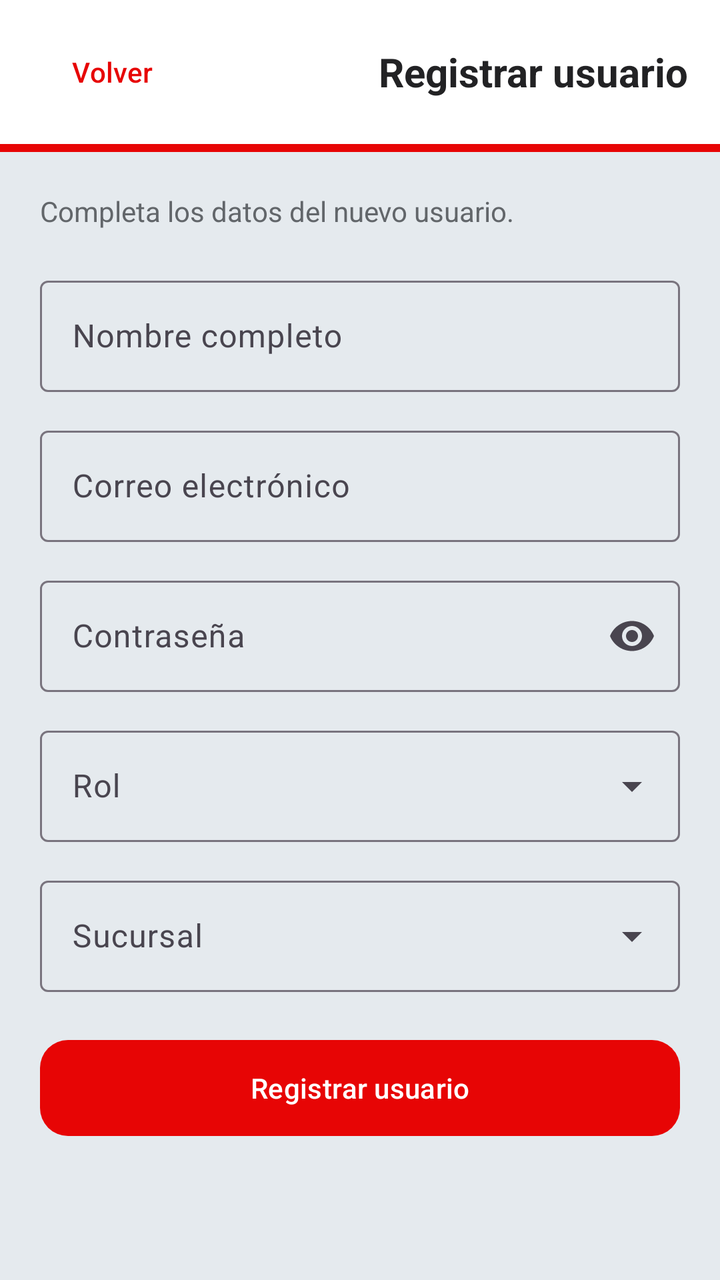
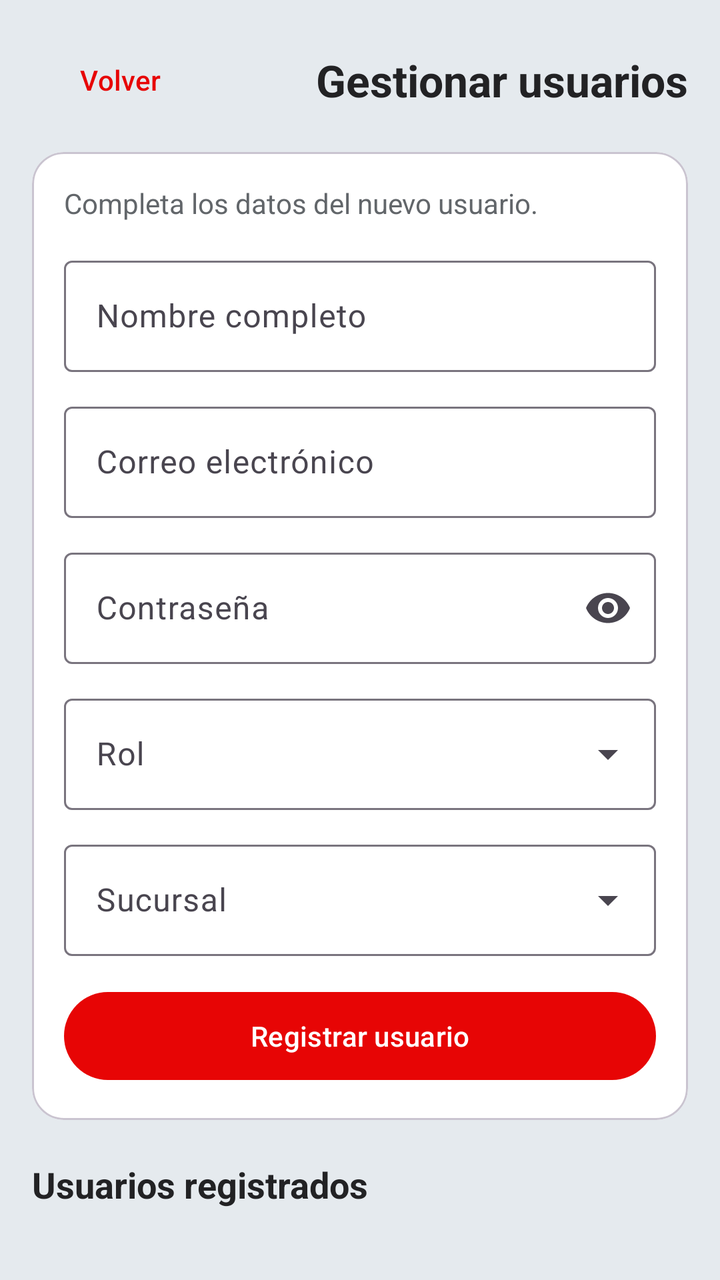

Compare the two renders of this Android layout. The source of the first and the diff that turns it into the second are given below.
<!-- AndroidManifest.xml: application theme Theme.IncidentApp -->
<!-- res/layout/fragment_registrar_usuario.xml -->
<?xml version="1.0" encoding="utf-8"?>
<androidx.core.widget.NestedScrollView xmlns:android="http://schemas.android.com/apk/res/android"
    xmlns:app="http://schemas.android.com/apk/res-auto"
    xmlns:tools="http://schemas.android.com/tools"
    android:layout_width="match_parent"
    android:layout_height="match_parent"
    android:background="@color/incidentapp_light"
    android:fillViewport="true"
    tools:context=".ui.gestion.RegistrarUsuarioFragment">

    <LinearLayout
        android:layout_width="match_parent"
        android:layout_height="wrap_content"
        android:orientation="vertical">

        <LinearLayout
            android:layout_width="match_parent"
            android:layout_height="72dp"
            android:background="@color/white"
            android:gravity="center_vertical"
            android:orientation="horizontal"
            android:paddingStart="12dp"
            android:paddingEnd="16dp">

            <com.google.android.material.button.MaterialButton
                android:id="@+id/btnVolver"
                style="@style/Widget.Material3.Button.TextButton"
                android:layout_width="wrap_content"
                android:layout_height="wrap_content"
                android:text="Volver"
                android:textAllCaps="false"
                android:textColor="@color/incidentapp_red" />

            <TextView
                android:id="@+id/tvTitulo"
                android:layout_width="0dp"
                android:layout_height="wrap_content"
                android:layout_weight="1"
                android:gravity="end"
                android:text="Registrar usuario"
                android:textColor="@color/incidentapp_dark"
                android:textSize="20sp"
                android:textStyle="bold" />
        </LinearLayout>

        <View
            android:layout_width="match_parent"
            android:layout_height="4dp"
            android:background="@color/incidentapp_red" />

        <LinearLayout
            android:layout_width="match_parent"
            android:layout_height="wrap_content"
            android:orientation="vertical"
            android:padding="20dp">

            <TextView
                android:id="@+id/tvDescripcion"
                android:layout_width="match_parent"
                android:layout_height="wrap_content"
                android:text="Completa los datos del nuevo usuario."
                android:textColor="@color/text_secondary"
                android:textSize="14sp" />

            <com.google.android.material.textfield.TextInputLayout
                android:id="@+id/tilNombre"
                style="@style/Widget.Material3.TextInputLayout.OutlinedBox"
                android:layout_width="match_parent"
                android:layout_height="wrap_content"
                android:layout_marginTop="20dp"
                android:hint="Nombre completo">

                <com.google.android.material.textfield.TextInputEditText
                    android:id="@+id/etNombre"
                    android:layout_width="match_parent"
                    android:layout_height="wrap_content" />
            </com.google.android.material.textfield.TextInputLayout>

            <com.google.android.material.textfield.TextInputLayout
                android:id="@+id/tilCorreo"
                style="@style/Widget.Material3.TextInputLayout.OutlinedBox"
                android:layout_width="match_parent"
                android:layout_height="wrap_content"
                android:layout_marginTop="14dp"
                android:hint="Correo electrónico">

                <com.google.android.material.textfield.TextInputEditText
                    android:id="@+id/etCorreo"
                    android:layout_width="match_parent"
                    android:layout_height="wrap_content"
                    android:inputType="textEmailAddress" />
            </com.google.android.material.textfield.TextInputLayout>

            <com.google.android.material.textfield.TextInputLayout
                android:id="@+id/tilContrasena"
                style="@style/Widget.Material3.TextInputLayout.OutlinedBox"
                android:layout_width="match_parent"
                android:layout_height="wrap_content"
                android:layout_marginTop="14dp"
                android:hint="Contraseña"
                app:endIconMode="password_toggle">

                <com.google.android.material.textfield.TextInputEditText
                    android:id="@+id/etContrasena"
                    android:layout_width="match_parent"
                    android:layout_height="wrap_content"
                    android:inputType="textPassword" />
            </com.google.android.material.textfield.TextInputLayout>

            <com.google.android.material.textfield.TextInputLayout
                android:id="@+id/tilRol"
                style="@style/Widget.Material3.TextInputLayout.OutlinedBox.ExposedDropdownMenu"
                android:layout_width="match_parent"
                android:layout_height="wrap_content"
                android:layout_marginTop="14dp"
                android:hint="Rol">

                <com.google.android.material.textfield.MaterialAutoCompleteTextView
                    android:id="@+id/actRol"
                    android:layout_width="match_parent"
                    android:layout_height="wrap_content"
                    android:inputType="none" />
            </com.google.android.material.textfield.TextInputLayout>

            <com.google.android.material.textfield.TextInputLayout
                android:id="@+id/tilSucursal"
                style="@style/Widget.Material3.TextInputLayout.OutlinedBox.ExposedDropdownMenu"
                android:layout_width="match_parent"
                android:layout_height="wrap_content"
                android:layout_marginTop="14dp"
                android:hint="Sucursal">

                <com.google.android.material.textfield.MaterialAutoCompleteTextView
                    android:id="@+id/actSucursal"
                    android:layout_width="match_parent"
                    android:layout_height="wrap_content"
                    android:inputType="none" />
            </com.google.android.material.textfield.TextInputLayout>

            <com.google.android.material.progressindicator.LinearProgressIndicator
                android:id="@+id/progressRegistro"
                android:layout_width="match_parent"
                android:layout_height="wrap_content"
                android:layout_marginTop="16dp"
                android:visibility="gone"
                app:indicatorColor="@color/incidentapp_red"
                tools:visibility="visible" />

            <com.google.android.material.button.MaterialButton
                android:id="@+id/btnRegistrar"
                android:layout_width="match_parent"
                android:layout_height="56dp"
                android:layout_marginTop="20dp"
                android:text="Registrar usuario"
                android:textAllCaps="false"
                app:backgroundTint="@color/incidentapp_red"
                app:cornerRadius="14dp" />
        </LinearLayout>
    </LinearLayout>
</androidx.core.widget.NestedScrollView>
<!-- resources referenced by this layout -->
<resources>
  <color name="incidentapp_dark">#222224</color>
  <color name="incidentapp_light">#E5EAEE</color>
  <color name="incidentapp_red">#E70505</color>
  <color name="text_secondary">#62666A</color>
  <color name="white">#FFFFFF</color>
  <style name="Theme.IncidentApp" parent="Base.Theme.IncidentApp" />
  <style name="Base.Theme.IncidentApp" parent="Theme.Material3.Light.NoActionBar">
          <item name="colorPrimary">@color/incidentapp_red</item>
          <item name="colorOnPrimary">@color/white</item>
          <item name="colorSecondary">@color/incidentapp_dark</item>
          <item name="colorSurface">@color/white</item>
          <item name="colorOnSurface">@color/incidentapp_dark</item>
          <item name="android:windowLightStatusBar">true</item>
          <item name="android:statusBarColor">@color/incidentapp_light</item>
          <item name="android:navigationBarColor">@color/incidentapp_light</item>
      </style>
</resources>

<!-- the commit's change to res/layout/fragment_registrar_usuario.xml (unified diff, before → after) -->
@@ -1,160 +1,34 @@
 <?xml version="1.0" encoding="utf-8"?>
-<androidx.core.widget.NestedScrollView xmlns:android="http://schemas.android.com/apk/res/android"
-    xmlns:app="http://schemas.android.com/apk/res-auto"
-    xmlns:tools="http://schemas.android.com/tools"
-    android:layout_width="match_parent"
-    android:layout_height="match_parent"
-    android:background="@color/incidentapp_light"
-    android:fillViewport="true"
-    tools:context=".ui.gestion.RegistrarUsuarioFragment">
-
-    <LinearLayout
-        android:layout_width="match_parent"
-        android:layout_height="wrap_content"
-        android:orientation="vertical">
-
-        <LinearLayout
-            android:layout_width="match_parent"
-            android:layout_height="72dp"
-            android:background="@color/white"
-            android:gravity="center_vertical"
-            android:orientation="horizontal"
-            android:paddingStart="12dp"
-            android:paddingEnd="16dp">
-
-            <com.google.android.material.button.MaterialButton
-                android:id="@+id/btnVolver"
-                style="@style/Widget.Material3.Button.TextButton"
-                android:layout_width="wrap_content"
-                android:layout_height="wrap_content"
-                android:text="Volver"
-                android:textAllCaps="false"
-                android:textColor="@color/incidentapp_red" />
-
-            <TextView
-                android:id="@+id/tvTitulo"
-                android:layout_width="0dp"
-                android:layout_height="wrap_content"
-                android:layout_weight="1"
-                android:gravity="end"
-                android:text="Registrar usuario"
-                android:textColor="@color/incidentapp_dark"
-                android:textSize="20sp"
-                android:textStyle="bold" />
+<androidx.core.widget.NestedScrollView xmlns:android="http://schemas.android.com/apk/res/android" xmlns:app="http://schemas.android.com/apk/res-auto" xmlns:tools="http://schemas.android.com/tools" android:layout_width="match_parent" android:layout_height="match_parent" android:background="@color/incidentapp_light" android:fillViewport="true" tools:context=".ui.gestion.RegistrarUsuarioFragment">
+    <LinearLayout android:layout_width="match_parent" android:layout_height="wrap_content" android:orientation="vertical" android:padding="16dp">
+        <LinearLayout android:layout_width="match_parent" android:layout_height="wrap_content" android:gravity="center_vertical" android:orientation="horizontal">
+            <com.google.android.material.button.MaterialButton android:id="@+id/btnVolver" style="@style/Widget.Material3.Button.TextButton" android:layout_width="wrap_content" android:layout_height="wrap_content" android:text="Volver" android:textAllCaps="false" android:textColor="@color/incidentapp_red" />
+            <TextView android:id="@+id/tvTitulo" android:layout_width="0dp" android:layout_height="wrap_content" android:layout_weight="1" android:gravity="end" android:text="Gestionar usuarios" android:textColor="@color/incidentapp_dark" android:textSize="22sp" android:textStyle="bold" />
         </LinearLayout>
-
-        <View
-            android:layout_width="match_parent"
-            android:layout_height="4dp"
-            android:background="@color/incidentapp_red" />
-
-        <LinearLayout
-            android:layout_width="match_parent"
-            android:layout_height="wrap_content"
-            android:orientation="vertical"
-            android:padding="20dp">
-
-            <TextView
-                android:id="@+id/tvDescripcion"
-                android:layout_width="match_parent"
-                android:layout_height="wrap_content"
-                android:text="Completa los datos del nuevo usuario."
-                android:textColor="@color/text_secondary"
-                android:textSize="14sp" />
-
-            <com.google.android.material.textfield.TextInputLayout
-                android:id="@+id/tilNombre"
-                style="@style/Widget.Material3.TextInputLayout.OutlinedBox"
-                android:layout_width="match_parent"
-                android:layout_height="wrap_content"
-                android:layout_marginTop="20dp"
-                android:hint="Nombre completo">
-
-                <com.google.android.material.textfield.TextInputEditText
-                    android:id="@+id/etNombre"
-                    android:layout_width="match_parent"
-                    android:layout_height="wrap_content" />
-            </com.google.android.material.textfield.TextInputLayout>
-
-            <com.google.android.material.textfield.TextInputLayout
-                android:id="@+id/tilCorreo"
-                style="@style/Widget.Material3.TextInputLayout.OutlinedBox"
-                android:layout_width="match_parent"
-                android:layout_height="wrap_content"
-                android:layout_marginTop="14dp"
-                android:hint="Correo electrónico">
-
-                <com.google.android.material.textfield.TextInputEditText
-                    android:id="@+id/etCorreo"
-                    android:layout_width="match_parent"
-                    android:layout_height="wrap_content"
-                    android:inputType="textEmailAddress" />
-            </com.google.android.material.textfield.TextInputLayout>
-
-            <com.google.android.material.textfield.TextInputLayout
-                android:id="@+id/tilContrasena"
-                style="@style/Widget.Material3.TextInputLayout.OutlinedBox"
-                android:layout_width="match_parent"
-                android:layout_height="wrap_content"
-                android:layout_marginTop="14dp"
-                android:hint="Contraseña"
-                app:endIconMode="password_toggle">
-
-                <com.google.android.material.textfield.TextInputEditText
-                    android:id="@+id/etContrasena"
-                    android:layout_width="match_parent"
-                    android:layout_height="wrap_content"
-                    android:inputType="textPassword" />
-            </com.google.android.material.textfield.TextInputLayout>
-
-            <com.google.android.material.textfield.TextInputLayout
-                android:id="@+id/tilRol"
-                style="@style/Widget.Material3.TextInputLayout.OutlinedBox.ExposedDropdownMenu"
-                android:layout_width="match_parent"
-                android:layout_height="wrap_content"
-                android:layout_marginTop="14dp"
-                android:hint="Rol">
-
-                <com.google.android.material.textfield.MaterialAutoCompleteTextView
-                    android:id="@+id/actRol"
-                    android:layout_width="match_parent"
-                    android:layout_height="wrap_content"
-                    android:inputType="none" />
-            </com.google.android.material.textfield.TextInputLayout>
-
-            <com.google.android.material.textfield.TextInputLayout
-                android:id="@+id/tilSucursal"
-                style="@style/Widget.Material3.TextInputLayout.OutlinedBox.ExposedDropdownMenu"
-                android:layout_width="match_parent"
-                android:layout_height="wrap_content"
-                android:layout_marginTop="14dp"
-                android:hint="Sucursal">
-
-                <com.google.android.material.textfield.MaterialAutoCompleteTextView
-                    android:id="@+id/actSucursal"
-                    android:layout_width="match_parent"
-                    android:layout_height="wrap_content"
-                    android:inputType="none" />
-            </com.google.android.material.textfield.TextInputLayout>
-
-            <com.google.android.material.progressindicator.LinearProgressIndicator
-                android:id="@+id/progressRegistro"
-                android:layout_width="match_parent"
-                android:layout_height="wrap_content"
-                android:layout_marginTop="16dp"
-                android:visibility="gone"
-                app:indicatorColor="@color/incidentapp_red"
-                tools:visibility="visible" />
-
-            <com.google.android.material.button.MaterialButton
-                android:id="@+id/btnRegistrar"
-                android:layout_width="match_parent"
-                android:layout_height="56dp"
-                android:layout_marginTop="20dp"
-                android:text="Registrar usuario"
-                android:textAllCaps="false"
-                app:backgroundTint="@color/incidentapp_red"
-                app:cornerRadius="14dp" />
-        </LinearLayout>
+        <com.google.android.material.card.MaterialCardView android:layout_width="match_parent" android:layout_height="wrap_content" android:layout_marginTop="12dp" app:cardCornerRadius="16dp" app:cardBackgroundColor="@color/white">
+            <LinearLayout android:layout_width="match_parent" android:layout_height="wrap_content" android:orientation="vertical" android:padding="16dp">
+                <TextView android:id="@+id/tvDescripcion" android:layout_width="match_parent" android:layout_height="wrap_content" android:text="Completa los datos del nuevo usuario." android:textColor="@color/text_secondary" />
+                <com.google.android.material.textfield.TextInputLayout android:id="@+id/tilNombre" style="@style/Widget.Material3.TextInputLayout.OutlinedBox" android:layout_width="match_parent" android:layout_height="wrap_content" android:layout_marginTop="14dp" android:hint="Nombre completo"><com.google.android.material.textfield.TextInputEditText android:id="@+id/etNombre" android:layout_width="match_parent" android:layout_height="wrap_content" /></com.google.android.material.textfield.TextInputLayout>
+                <com.google.android.material.textfield.TextInputLayout android:id="@+id/tilCorreo" style="@style/Widget.Material3.TextInputLayout.OutlinedBox" android:layout_width="match_parent" android:layout_height="wrap_content" android:layout_marginTop="12dp" android:hint="Correo electrónico"><com.google.android.material.textfield.TextInputEditText android:id="@+id/etCorreo" android:layout_width="match_parent" android:layout_height="wrap_content" android:inputType="textEmailAddress" /></com.google.android.material.textfield.TextInputLayout>
+                <com.google.android.material.textfield.TextInputLayout android:id="@+id/tilContrasena" style="@style/Widget.Material3.TextInputLayout.OutlinedBox" android:layout_width="match_parent" android:layout_height="wrap_content" android:layout_marginTop="12dp" android:hint="Contraseña" app:endIconMode="password_toggle"><com.google.android.material.textfield.TextInputEditText android:id="@+id/etContrasena" android:layout_width="match_parent" android:layout_height="wrap_content" android:inputType="textPassword" /></com.google.android.material.textfield.TextInputLayout>
+                <com.google.android.material.textfield.TextInputLayout android:id="@+id/tilRol" style="@style/Widget.Material3.TextInputLayout.OutlinedBox.ExposedDropdownMenu" android:layout_width="match_parent" android:layout_height="wrap_content" android:layout_marginTop="12dp" android:hint="Rol"><com.google.android.material.textfield.MaterialAutoCompleteTextView android:id="@+id/actRol" android:layout_width="match_parent" android:layout_height="wrap_content" android:inputType="none" /></com.google.android.material.textfield.TextInputLayout>
+                <com.google.android.material.textfield.TextInputLayout android:id="@+id/tilSucursal" style="@style/Widget.Material3.TextInputLayout.OutlinedBox.ExposedDropdownMenu" android:layout_width="match_parent" android:layout_height="wrap_content" android:layout_marginTop="12dp" android:hint="Sucursal"><com.google.android.material.textfield.MaterialAutoCompleteTextView android:id="@+id/actSucursal" android:layout_width="match_parent" android:layout_height="wrap_content" android:inputType="none" /></com.google.android.material.textfield.TextInputLayout>
+                <com.google.android.material.button.MaterialButton android:id="@+id/btnRegistrar" android:layout_width="match_parent" android:layout_height="52dp" android:layout_marginTop="14dp" android:text="Registrar usuario" android:textAllCaps="false" app:backgroundTint="@color/incidentapp_red" />
+            </LinearLayout>
+        </com.google.android.material.card.MaterialCardView>
+        <com.google.android.material.progressindicator.LinearProgressIndicator android:id="@+id/progressRegistro" android:layout_width="match_parent" android:layout_height="wrap_content" android:layout_marginTop="10dp" android:visibility="gone" app:indicatorColor="@color/incidentapp_red" />
+        <TextView android:id="@+id/tvTituloLista" android:layout_width="match_parent" android:layout_height="wrap_content" android:layout_marginTop="20dp" android:text="Usuarios registrados" android:textColor="@color/incidentapp_dark" android:textSize="18sp" android:textStyle="bold" />
+        <androidx.recyclerview.widget.RecyclerView android:id="@+id/recyclerUsuarios" android:layout_width="match_parent" android:layout_height="wrap_content" android:layout_marginTop="10dp" android:nestedScrollingEnabled="false" tools:listitem="@layout/item_usuario_gestion" />
     </LinearLayout>
 </androidx.core.widget.NestedScrollView>
+<!-- res/layout/item_usuario_gestion.xml (included above) -->
+<?xml version="1.0" encoding="utf-8"?>
+<com.google.android.material.card.MaterialCardView xmlns:android="http://schemas.android.com/apk/res/android" xmlns:app="http://schemas.android.com/apk/res-auto" android:layout_width="match_parent" android:layout_height="wrap_content" android:layout_marginBottom="10dp" app:cardCornerRadius="14dp" app:cardBackgroundColor="@color/white">
+    <LinearLayout android:layout_width="match_parent" android:layout_height="wrap_content" android:orientation="vertical" android:padding="14dp">
+        <TextView android:id="@+id/tvNombre" android:layout_width="match_parent" android:layout_height="wrap_content" android:textStyle="bold" android:textColor="@color/incidentapp_dark" android:textSize="17sp" />
+        <TextView android:id="@+id/tvRol" android:layout_width="match_parent" android:layout_height="wrap_content" android:layout_marginTop="3dp" android:textColor="@color/incidentapp_red" />
+        <TextView android:id="@+id/tvCorreo" android:layout_width="match_parent" android:layout_height="wrap_content" android:layout_marginTop="3dp" android:textColor="@color/text_secondary" />
+        <TextView android:id="@+id/tvSucursal" android:layout_width="match_parent" android:layout_height="wrap_content" android:layout_marginTop="3dp" android:textColor="@color/text_secondary" />
+        <com.google.android.material.button.MaterialButton android:id="@+id/btnEliminar" style="@style/Widget.Material3.Button.OutlinedButton" android:layout_width="wrap_content" android:layout_height="wrap_content" android:layout_gravity="end" android:layout_marginTop="8dp" android:text="Eliminar" android:textAllCaps="false" android:textColor="@color/incidentapp_red" app:strokeColor="@color/incidentapp_red" />
+    </LinearLayout>
+</com.google.android.material.card.MaterialCardView>
